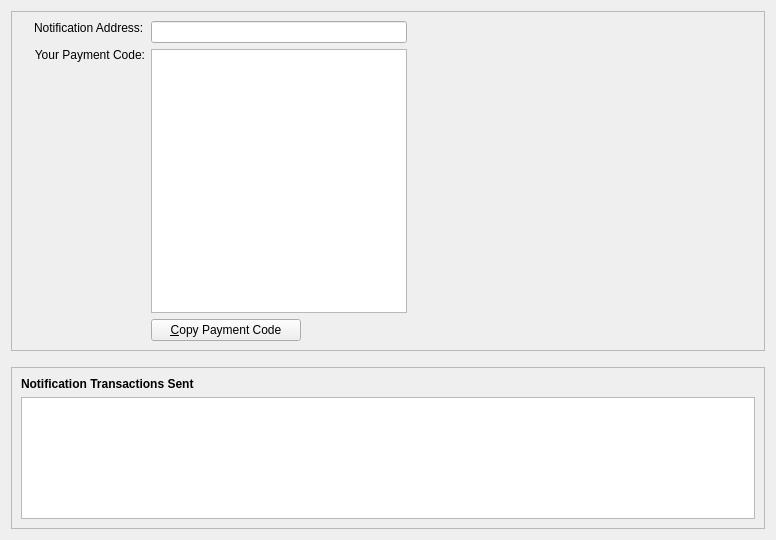
First picture: the form in src/qt/forms/paymentcodepage.ui, repository firoorg/firo, before the edit.
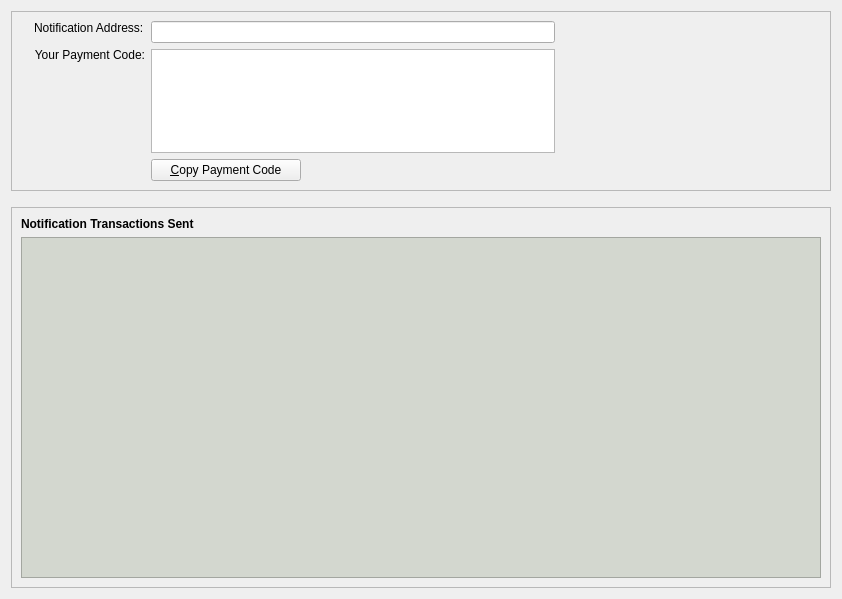
Second picture: the form after the edit. Icons and pictures are not drawn. Custom widgets are drawn as their Qt base class.

Commit message: #34 new tab users code & copy button

What changed in the file:
```diff
--- a/src/qt/forms/paymentcodepage.ui
+++ b/src/qt/forms/paymentcodepage.ui
@@ -6,8 +6,8 @@
    <rect>
     <x>0</x>
     <y>0</y>
-    <width>776</width>
-    <height>540</height>
+    <width>842</width>
+    <height>599</height>
    </rect>
   </property>
   <layout class="QVBoxLayout" name="verticalLayout" stretch="0,0,1">
@@ -19,6 +19,12 @@
        <verstretch>0</verstretch>
       </sizepolicy>
      </property>
+     <property name="maximumSize">
+      <size>
+       <width>16777215</width>
+       <height>180</height>
+      </size>
+     </property>
      <property name="frameShape">
       <enum>QFrame::StyledPanel</enum>
      </property>
@@ -32,17 +38,39 @@
          <number>6</number>
         </property>
         <item row="2" column="2">
+         <spacer name="horizontalSpacer_2">
+          <property name="orientation">
+           <enum>Qt::Horizontal</enum>
+          </property>
+          <property name="sizeType">
+           <enum>QSizePolicy::Fixed</enum>
+          </property>
+          <property name="sizeHint" stdset="0">
+           <size>
+            <width>40</width>
+            <height>20</height>
+           </size>
+          </property>
+         </spacer>
+        </item>
+        <item row="2" column="3">
          <widget class="QRImageWidget" name="paymentcodeQRCode">
           <property name="sizePolicy">
-           <sizepolicy hsizetype="Expanding" vsizetype="Fixed">
+           <sizepolicy hsizetype="Expanding" vsizetype="Expanding">
             <horstretch>0</horstretch>
             <verstretch>0</verstretch>
            </sizepolicy>
           </property>
           <property name="minimumSize">
            <size>
-            <width>300</width>
-            <height>320</height>
+            <width>150</width>
+            <height>150</height>
+           </size>
+          </property>
+          <property name="maximumSize">
+           <size>
+            <width>180</width>
+            <height>180</height>
            </size>
           </property>
           <property name="toolTip">
@@ -174,6 +202,22 @@
           </property>
          </widget>
         </item>
+        <item row="2" column="4">
+         <spacer name="horizontalSpacer_3">
+          <property name="orientation">
+           <enum>Qt::Horizontal</enum>
+          </property>
+          <property name="sizeType">
+           <enum>QSizePolicy::Fixed</enum>
+          </property>
+          <property name="sizeHint" stdset="0">
+           <size>
+            <width>40</width>
+            <height>20</height>
+           </size>
+          </property>
+         </spacer>
+        </item>
        </layout>
       </item>
      </layout>
@@ -225,6 +269,9 @@
         <property name="contextMenuPolicy">
          <enum>Qt::CustomContextMenu</enum>
         </property>
+        <property name="styleSheet">
+         <string notr="true">background-color: rgb(211, 215, 207);</string>
+        </property>
         <property name="tabKeyNavigation">
          <bool>false</bool>
         </property>
```
Left out of the diff: 23 changed lines with no effect on the pictures. The commit also changes 7 other files.
